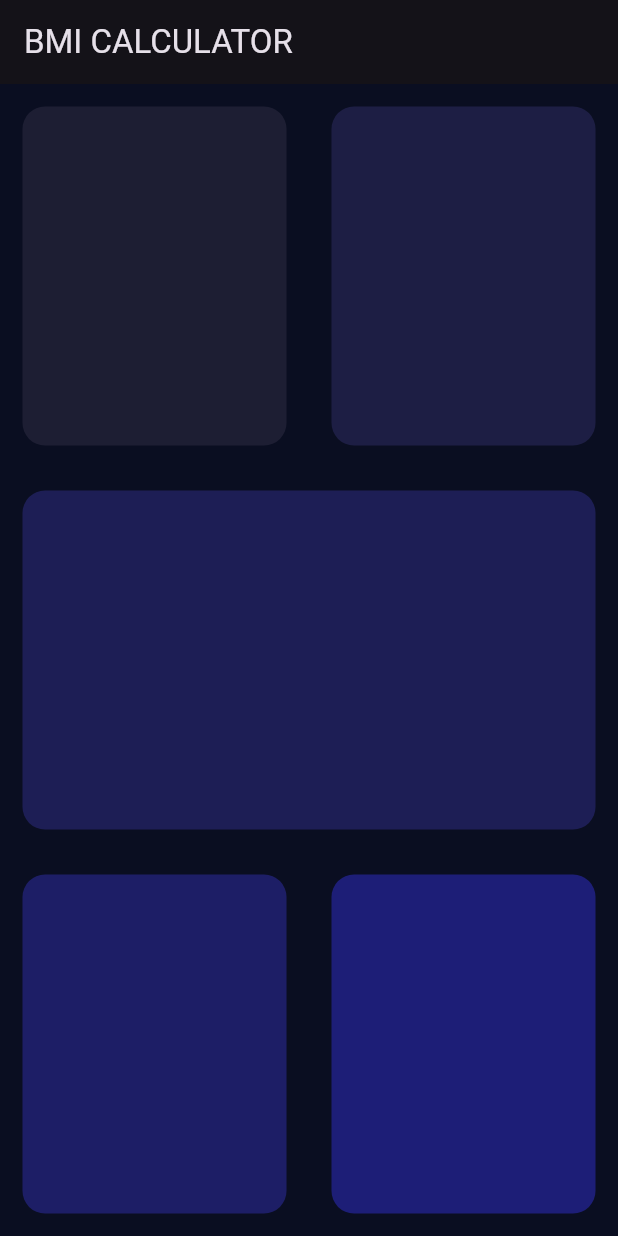
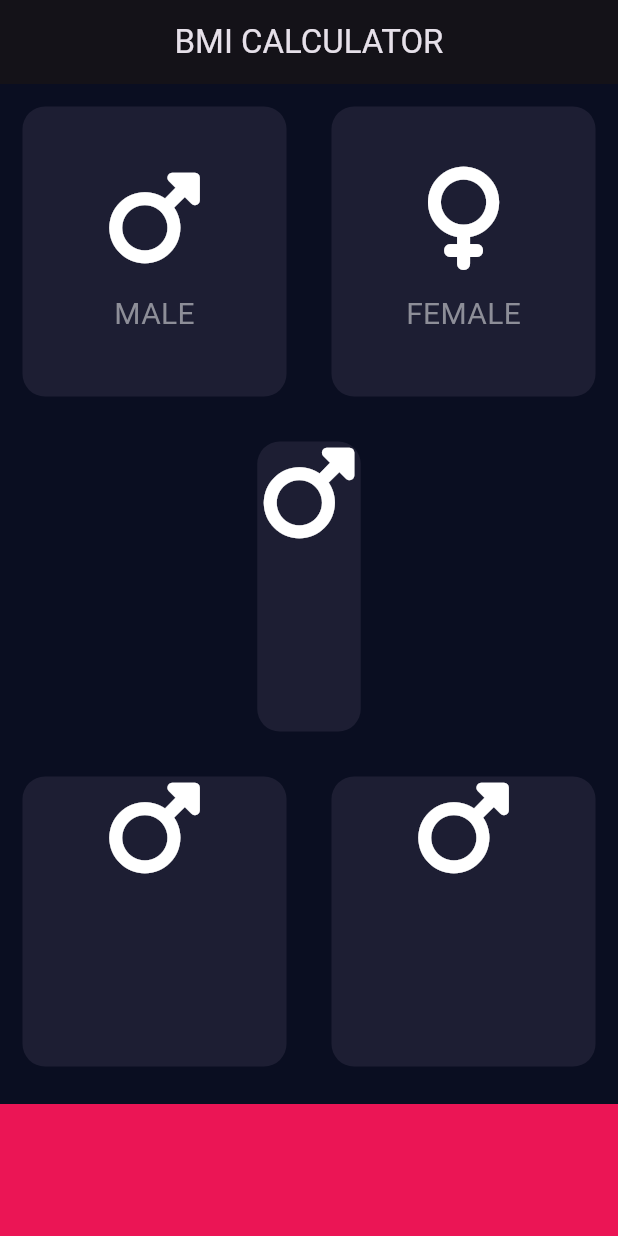
Before and after one commit to mth666/bmi, a Flutter app: the screen it shows after launch, on a phone screen of 412 x 824 dp. Run offline on Flutter 3.47's test engine with Material 3 defaults, Android fonts, the phone set to English and light mode, and no system bars; our stand-ins replace font_awesome_flutter.

Commit message:
added more Dart Files

```diff
--- /dev/null
+++ b/lib/custom_card.dart
@@ -0,0 +1,20 @@
+import 'package:flutter/material.dart';
+
+//Reuseable custom styled container
+class MyContainer extends StatelessWidget {
+  const MyContainer(
+      {super.key, required this.mycolor, required this.customCard});
+  final Color mycolor;
+  final Widget customCard;
+  @override
+  Widget build(BuildContext context) {
+    return Container(
+      margin: const EdgeInsets.all(15),
+      decoration: BoxDecoration(
+        color: mycolor, // Color need to be in Box Decoration widget
+        borderRadius: BorderRadius.circular(15),
+      ),
+      child: customCard,
+    );
+  }
+}
--- /dev/null
+++ b/lib/custom_icon_widget.dart
@@ -0,0 +1,35 @@
+import 'package:flutter/material.dart';
+
+//icon content
+class CustomIconContent extends StatelessWidget {
+  final IconData icon;
+  final String label;
+  const CustomIconContent({
+    super.key,
+    required this.icon,
+    required this.label,
+  });
+
+  @override
+  Widget build(BuildContext context) {
+    return Column(
+      mainAxisAlignment: MainAxisAlignment.center,
+      children: [
+        Icon(
+          icon,
+          size: 69,
+        ),
+        const SizedBox(
+          height: 15,
+        ),
+        Text(
+          label,
+          style: const TextStyle(
+            fontSize: 20,
+            color: Color(0xFF8D8E98),
+          ),
+        ),
+      ],
+    );
+  }
+}
--- a/lib/input_page.dart
+++ b/lib/input_page.dart
@@ -1,4 +1,7 @@
 import 'package:flutter/material.dart';
+import 'package:font_awesome_flutter/font_awesome_flutter.dart';
+import 'package:bmi/custom_icon_widget.dart';
+import 'custom_card.dart';
 
 class InputPage extends StatefulWidget {
   const InputPage({super.key});
@@ -12,64 +15,94 @@ class _InputPageState extends State<InputPage> {
   Widget build(BuildContext context) {
     return Scaffold(
       appBar: AppBar(
-        title: const Text('BMI CALCULATOR'),
+        title: const Center(
+          child: Text('BMI CALCULATOR'),
+        ),
       ),
       body: Column(
         children: [
-          Expanded(
+          const Expanded(
+            child: Row(
+              children: [
+                Expanded(
+                  // MALE Icon Container box
+                  child: MyContainer(
+                    customCard: CustomIconContent(
+                      icon: FontAwesomeIcons.mars,
+                      label: 'MALE',
+                    ),
+                    mycolor: Color(0xFF1D1E33),
+                  ),
+                ),
+                // FEMALE Icon Container box
+                Expanded(
+                  child: MyContainer(
+                    customCard: CustomIconContent(
+                      icon: FontAwesomeIcons.venus,
+                      label: 'FEMALE',
+                    ),
+                    mycolor: Color(0xFF1D1E33),
+                  ),
+                ),
+              ],
+            ),
+          ),
+          // Middle part of the apps page
+          const Expanded(
+            child: MyContainer(
+              customCard: Column(
+                children: [
+                  Icon(
+                    FontAwesomeIcons.mars,
+                    size: 69,
+                  ),
+                ],
+              ),
+              mycolor: Color(0xFF1D1E33),
+            ),
+          ),
+
+          const Expanded(
             child: Row(
               children: [
                 Expanded(
                   child: MyContainer(
+                    customCard: Column(
+                      children: [
+                        Icon(
+                          FontAwesomeIcons.mars,
+                          size: 69,
+                        ),
+                      ],
+                    ),
                     mycolor: Color(0xFF1D1E33),
                   ),
                 ),
                 Expanded(
                   child: MyContainer(
-                    mycolor: Color(0xFF1D1E44),
+                    customCard: Column(
+                      children: [
+                        Icon(
+                          FontAwesomeIcons.mars,
+                          size: 69,
+                        ),
+                      ],
+                    ),
+                    mycolor: Color(0xFF1D1E33),
                   ),
                 ),
               ],
             ),
           ),
-          Expanded(
-            child: MyContainer(
-              mycolor: Color(0xFF1D1E55),
-            ),
-          ),
-          Expanded(
-            child: Row(
-              children: [
-                Expanded(
-                  child: MyContainer(
-                    mycolor: Color(0xFF1D1E66),
-                  ),
-                ),
-                Expanded(
-                  child: MyContainer(
-                    mycolor: Color(0xFF1D1E77),
-                  ),
-                ),
-              ],
-            ),
-          ),
+          //Bottom Button-ish red nav bar
+          Container(
+            color: const Color(0xFFEB1555),
+            width: double.infinity,
+            height: 88,
+            margin: const EdgeInsets.only(top: 10),
+          )
         ],
       ),
     );
   }
 }
-
-class MyContainer extends StatelessWidget {
-  MyContainer({required this.mycolor});
-  final Color mycolor;
-  @override
-  Widget build(BuildContext context) {
-    return Container(
-      margin: const EdgeInsets.all(15),
-      decoration: BoxDecoration(
-        color: mycolor, // Color need to be in Box Decoration widget
-        borderRadius: BorderRadius.circular(15),
-      ),
-    );
-  }
-}
```
Also changed, not shown: pubspec.yaml (+8 -33 lines), pubspec.lock.
